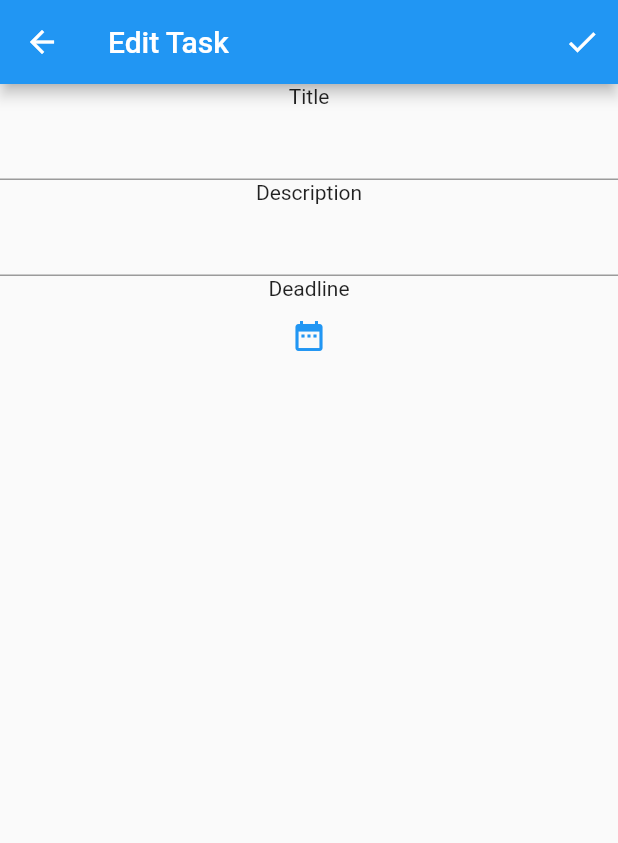
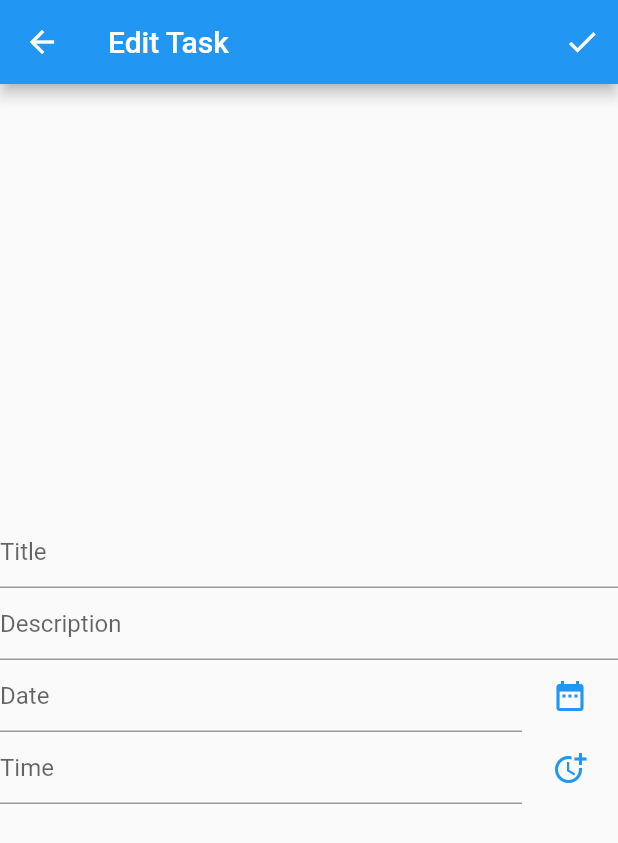
Before and after one commit to codedbycurtis/flutter-todo, a Flutter app: the TasksPage screen opened directly, after a tap on the "add" icon, on a phone screen of 412 x 824 dp. Shown: the top 843 px of the screen. Run offline on Flutter 3.47's test engine with Material 2 defaults, Android fonts, the phone set to English and light mode, and no system bars.

Commit message:
Refined tasks page, and added settings

```diff
--- a/src/lib/app.dart
+++ b/src/lib/app.dart
@@ -2,7 +2,9 @@ import 'package:flutter/material.dart';
 import 'model/todo_item.dart';
 import 'views/shell_view.dart';
 
-class App extends StatelessWidget {
+class App extends StatefulWidget {
+  static App? current;
+
   static List<ToDoItem> tasks = [
     ToDoItem(
         id: 0,
@@ -11,48 +13,47 @@ class App extends StatelessWidget {
         deadline: DateTime.now()),
     ToDoItem(
         id: 1,
-        title: "Task One Title",
-        description: "Task one's description.",
-        deadline: DateTime.now()),
-    ToDoItem(
-        id: 2,
-        title: "Task One Title",
-        description: "Task one's description.",
-        deadline: DateTime.now()),
-    ToDoItem(
-        id: 3,
-        title: "Task One Title",
-        description: "Task one's description.",
-        deadline: DateTime.now()),
-    ToDoItem(
-        id: 4,
-        title: "Task One Title",
-        description: "Task one's description.",
-        deadline: DateTime.now()),
-    ToDoItem(
-        id: 5,
-        title: "Task One Title",
-        description: "Task one's description.",
-        deadline: DateTime.now()),
-    ToDoItem(
-        id: 6,
-        title: "Task One Title",
-        description: "Task one's description.",
-        deadline: DateTime.now()),
-    ToDoItem(
-        id: 7,
-        title: "Task One Title",
-        description: "Task one's description.",
+        title: "Task Two Title",
+        description: "Task two's description.",
         deadline: DateTime.now()),
   ];
 
+  /// Creates an [App].
   const App({Key? key}) : super(key: key);
+
+  @override
+  State<App> createState() => AppState();
+}
+
+class AppState extends State<App> {
+  ThemeData _currentTheme = ThemeData.light();
+
+  static AppState? current;
+  static bool darkModeEnabled = false;
+
+  AppState() {
+    current = this;
+  }
+
+  void setDarkTheme() {
+    setState(() {
+      _currentTheme = ThemeData.dark();
+    });
+    darkModeEnabled = true;
+  }
+
+  void setLightTheme() {
+    setState(() {
+      _currentTheme = ThemeData.light();
+    });
+    darkModeEnabled = false;
+  }
 
   @override
   Widget build(BuildContext context) {
     return MaterialApp(
       title: 'ToDo',
-      theme: ThemeData(primarySwatch: Colors.blue),
+      theme: _currentTheme,
       home: const Shell(),
     );
   }
--- a/src/lib/views/home_view.dart
+++ b/src/lib/views/home_view.dart
@@ -1,6 +1,7 @@
 import 'package:flutter/material.dart';
 
 class HomePage extends StatefulWidget {
+  /// Creates a [HomePage].
   const HomePage({Key? key}) : super(key: key);
   final String title = "Home";
 
--- a/src/lib/views/task_edit_view.dart
+++ b/src/lib/views/task_edit_view.dart
@@ -1,6 +1,10 @@
 import 'package:flutter/material.dart';
+import 'package:todo/app.dart';
+import 'package:todo/model/todo_item.dart';
+import 'package:intl/intl.dart';
 
 class TaskEditPage extends StatefulWidget {
+  /// Creates a [TaskEditPage].
   const TaskEditPage({Key? key}) : super(key: key);
   final String title = "Edit Task";
 
@@ -9,21 +13,57 @@ class TaskEditPage extends StatefulWidget {
 }
 
 class _TaskEditState extends State<TaskEditPage> {
-  final DateTime _currentDate = DateTime.now();
-  bool _isDatePickerVisible = false;
+  final _titleTextController = TextEditingController();
+  final _descriptionTextController = TextEditingController();
+  final _dateTextController = TextEditingController();
+  final _timeTextController = TextEditingController();
+  DateTime? _selectedDate;
+  TimeOfDay? _selectedTime;
+
+  @override
+  void dispose() {
+    _titleTextController.dispose();
+    _descriptionTextController.dispose();
+    super.dispose();
+  }
 
   void _onCheckPressed() {
+    if (_titleTextController.text != "" &&
+        _selectedDate != null &&
+        _selectedTime != null) {
+      App.tasks.add(ToDoItem(
+          id: App.tasks.length + 1,
+          title: _titleTextController.text,
+          description: _descriptionTextController.text,
+          deadline: DateTime(_selectedDate!.year, _selectedDate!.month,
+              _selectedDate!.day, _selectedTime!.hour, _selectedTime!.minute)));
       Navigator.pop(context);
     }
+  }
 
-  void _onDatePickerPressed() {
-    setState(() {
-      if (_isDatePickerVisible) {
-        _isDatePickerVisible = false;
-        return;
+  Future<void> _onDatePickerPressed() async {
+    DateTime currentDate = DateTime.now();
+    DateTime? selectedDate = await showDatePicker(
+        context: context,
+        initialDate: currentDate,
+        firstDate: currentDate,
+        lastDate:
+            DateTime(currentDate.year + 1, currentDate.month, currentDate.day));
+    if (selectedDate != null) {
+      _selectedDate = selectedDate;
+      _dateTextController.text = DateFormat.yMd().format(selectedDate);
     }
-      _isDatePickerVisible = true;
-    });
+  }
+
+  Future<void> _onTimePickerPressed() async {
+    TimeOfDay? selectedTime = await showTimePicker(
+      context: context,
+      initialTime: TimeOfDay.now(),
+    );
+    if (selectedTime != null) {
+      _selectedTime = selectedTime;
+      _timeTextController.text = "${selectedTime.hour}:${selectedTime.minute}";
+    }
   }
 
   @override
@@ -35,25 +75,73 @@ class _TaskEditState extends State<TaskEditPage> {
           IconButton(onPressed: _onCheckPressed, icon: const Icon(Icons.check))
         ],
       ),
-      body: Center(
-        child: Column(
+      body: Column(
+        mainAxisAlignment: MainAxisAlignment.center,
+        crossAxisAlignment: CrossAxisAlignment.center,
         children: [
-            const Text("Title"),
-            TextField(),
-            const Text("Description"),
-            TextField(),
-            const Text("Deadline"),
-            TextButton(
+          TextField(
+            controller: _titleTextController,
+            decoration: const InputDecoration(
+              hintText: "Title",
+            ),
+          ),
+          TextField(
+            controller: _descriptionTextController,
+            decoration: const InputDecoration(
+              hintText: "Description",
+            ),
+          ),
+          Row(
+            children: [
+              Expanded(
+                child: TextField(
+                  controller: _dateTextController,
+                  decoration: const InputDecoration(
+                    hintText: "Date",
+                  ),
+                  readOnly: true,
+                ),
+              ),
+              Align(
+                alignment: Alignment.centerRight,
+                child: Flexible(
+                  child: TextButton(
                     onPressed: _onDatePickerPressed,
-                child: const Icon(Icons.date_range)),
-            Visibility(
-                child: DatePickerDialog(
-                    initialDate: _currentDate,
-                    firstDate: _currentDate,
-                    lastDate: DateTime(_currentDate.year + 5)),
-                visible: _isDatePickerVisible),
+                    child: const Icon(Icons.date_range),
+                    style: ButtonStyle(
+                      padding: MaterialStateProperty.all(EdgeInsets.zero),
+                    ),
+                  ),
+                ),
+              ),
             ],
           ),
+          Row(
+            children: [
+              Expanded(
+                child: TextField(
+                  controller: _timeTextController,
+                  decoration: const InputDecoration(
+                    hintText: "Time",
+                  ),
+                  readOnly: true,
+                ),
+              ),
+              Align(
+                alignment: Alignment.centerRight,
+                child: Flexible(
+                  child: TextButton(
+                    onPressed: _onTimePickerPressed,
+                    child: const Icon(Icons.more_time),
+                    style: ButtonStyle(
+                      padding: MaterialStateProperty.all(EdgeInsets.zero),
+                    ),
+                  ),
+                ),
+              ),
+            ],
+          ),
+        ],
       ),
     );
   }
--- a/src/lib/views/tasks_view.dart
+++ b/src/lib/views/tasks_view.dart
@@ -4,6 +4,7 @@ import '../app.dart';
 import 'task_edit_view.dart';
 
 class TasksPage extends StatefulWidget {
+  /// Creates a [TasksPage].
   const TasksPage({Key? key}) : super(key: key);
   final String title = "Tasks";
 
@@ -21,7 +22,7 @@ class _TasksPageState extends State<TasksPage> {
   }
 
   void _onListItemTap() {
-    const TaskEditPage();
+
   }
 
   Widget _todoListItemBuilder(BuildContext context, int index) {
--- a/src/pubspec.yaml
+++ b/src/pubspec.yaml
@@ -30,11 +30,6 @@ dependencies:
   flutter:
     sdk: flutter
   intl: ^0.17.0
-
-
-  # The following adds the Cupertino Icons font to your application.
-  # Use with the CupertinoIcons class for iOS style icons.
-  cupertino_icons: ^1.0.2
 
 dev_dependencies:
   flutter_test:
```
Also changed, not shown: src/lib/views/settings_view.dart (added, +47 -0 lines), src/lib/views/shell_view.dart (+15 -2 lines), 1 other file. Lines whose indentation alone changed are shown as unchanged.
